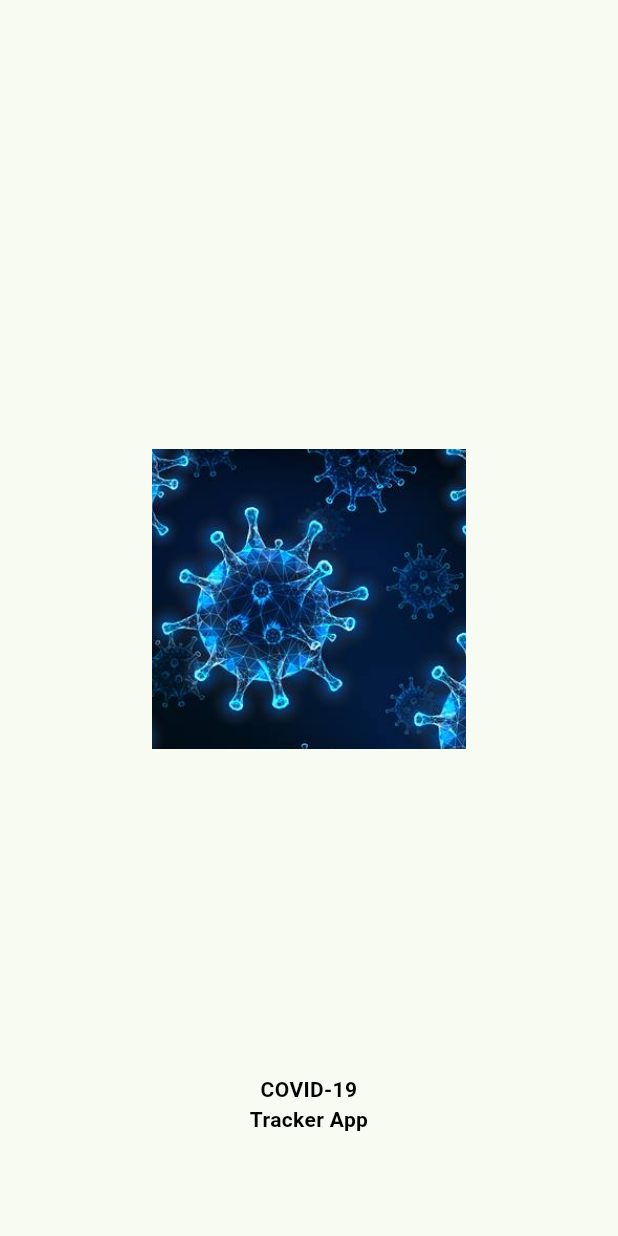
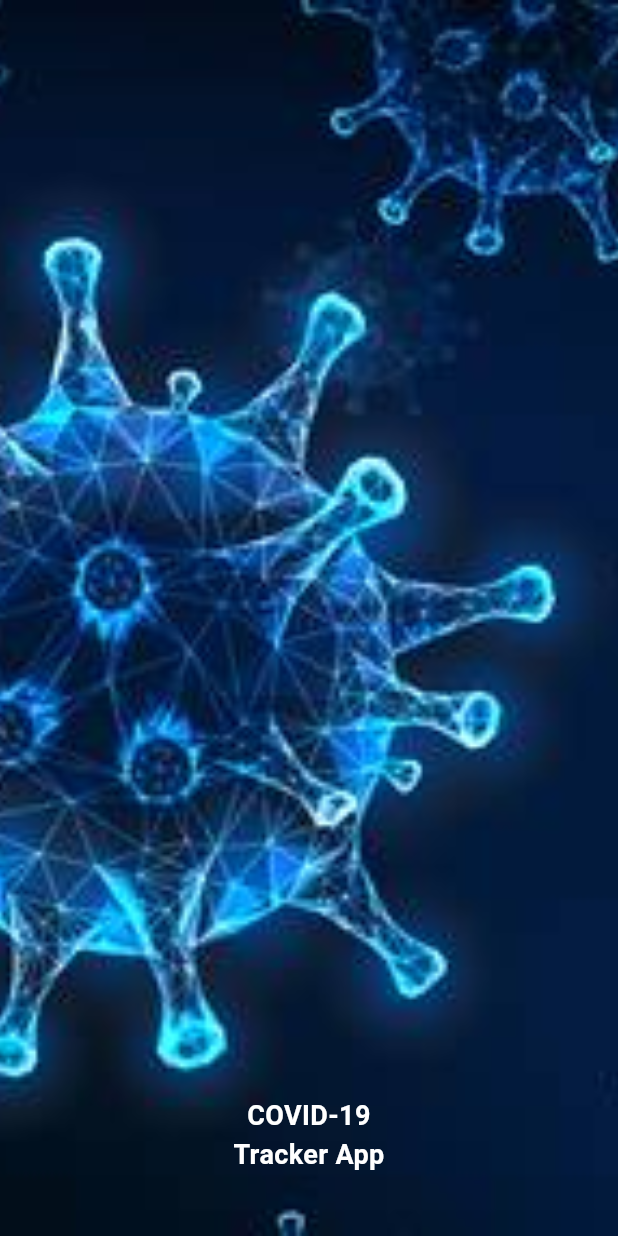
Before and after one commit to AshokRenangi1903/Covid-tracker-app, a Flutter app: the SplashScreen screen opened directly, on a phone screen of 412 x 824 dp. Run offline on Flutter 3.47's test engine with Material 3 defaults, Android fonts, the phone set to English and light mode, and no system bars; our stand-ins replace flutter_spinkit, get, pie_chart, shimmer; network calls fail.

Commit message:
splash screen modified

```diff
--- a/lib/controllers/country_stats_controller.dart
+++ b/lib/controllers/country_stats_controller.dart
@@ -1,7 +1,6 @@
 import 'dart:convert';
 
 import 'package:flutter_covid_app/resources/app_urls.dart';
-import 'package:get/get.dart';
 import 'package:http/http.dart' as http;
 
 class CountryStatsController {
--- a/lib/controllers/world_stats_controller.dart
+++ b/lib/controllers/world_stats_controller.dart
@@ -2,7 +2,6 @@ import 'dart:convert';
 
 import 'package:flutter_covid_app/models/world_states_model.dart';
 import 'package:flutter_covid_app/resources/app_urls.dart';
-import 'package:get/get.dart';
 import 'package:http/http.dart' as http;
 
 class WorldStatsController {
--- a/lib/views/splash_screen.dart
+++ b/lib/views/splash_screen.dart
@@ -1,5 +1,6 @@
 import 'dart:async';
 
+import 'package:flutter/cupertino.dart';
 import 'package:flutter/material.dart';
 import 'package:flutter/widgets.dart';
 import 'package:flutter_covid_app/views/home.dart';
@@ -18,7 +19,7 @@ class _SplashScreenState extends State<SplashScreen> {
   void initState() {
     // TODO: implement initState
     super.initState();
-    Timer(Duration(seconds: 2), () {
+    Timer(Duration(seconds: 3), () {
       Get.to(() => Home());
       // Get.toEnd(() => Home());
     });
@@ -27,38 +28,33 @@ class _SplashScreenState extends State<SplashScreen> {
   @override
   Widget build(BuildContext context) {
     return Scaffold(
-      body: Align(
-        alignment: Alignment.center,
-        child: Column(
-          mainAxisAlignment: MainAxisAlignment.spaceEvenly,
+      body: Stack(
+        alignment: Alignment.bottomCenter,
         children: [
           SizedBox(
             height: Get.height * 0.2,
           ),
           Container(
-              // height: Get.height * 0.3,
-              // width: Get.height * 0.3,
-              // color: Colors.white,
             child: Image.asset(
               "assets/covid.jpg",
               fit: BoxFit.cover,
-                height: 200,
+              height: Get.height,
             ),
           ),
-            SizedBox(
-              height: Get.height * 0.1,
-            ),
-            Center(
+          Container(
+            // color: Colors.yellow,
+            margin: EdgeInsets.only(bottom: Get.height * 0.05),
             child: Text(
               "COVID-19\nTracker App",
               style: TextStyle(
-                color: Colors.black,
+                color: Colors.white,
+                fontSize: 18,
                 fontWeight: FontWeight.bold,
               ),
               textAlign: TextAlign.center,
-            )),
+            ),
+          ),
         ],
-        ),
       ),
     );
   }
```
Lines whose indentation alone changed are shown as unchanged.
